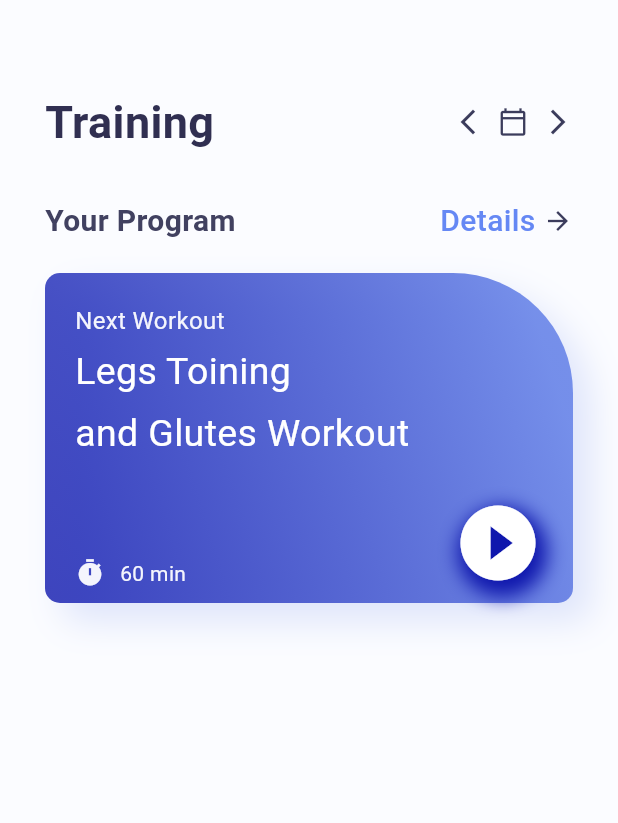
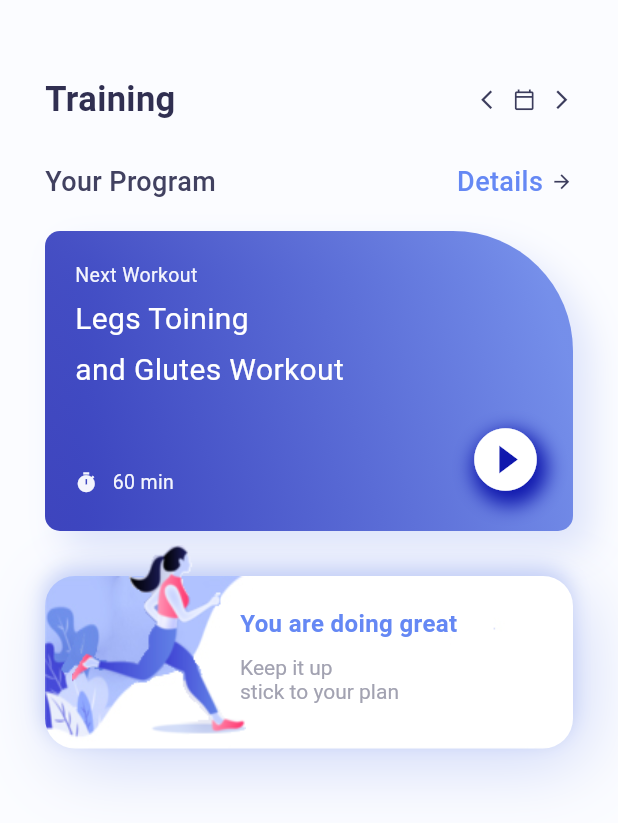
Before and after one commit to Abidstic/Flutter_Trainning_App, a Flutter app: the screen it shows after launch, on a phone screen of 412 x 824 dp. Shown: the top 823 px of the screen. Run offline on Flutter 3.47's test engine with Material 2 defaults, Android fonts, the phone set to English and light mode, and no system bars.

Commit message:
added a second shadow box using stack

```diff
--- a/travel_app/lib/home_page.dart
+++ b/travel_app/lib/home_page.dart
@@ -15,7 +15,7 @@ class _HomePageState extends State<HomePage> {
       backgroundColor: customColor.AppColor.homePageBackground,
       body: Container(
         padding: const EdgeInsets.only(
-          top: 60,
+          top: 50,
           left: 30,
           right: 30,
         ),
@@ -26,7 +26,7 @@ class _HomePageState extends State<HomePage> {
                 Text(
                   "Training",
                   style: TextStyle(
-                    fontSize: 30,
+                    fontSize: 23,
                     fontWeight: FontWeight.bold,
                     color: customColor.AppColor.homePageTitle,
                   ),
@@ -36,7 +36,7 @@ class _HomePageState extends State<HomePage> {
                 ),
                 Icon(
                   Icons.arrow_back_ios_new,
-                  size: 20,
+                  size: 15,
                   color: customColor.AppColor.homePageIcons,
                 ),
                 const SizedBox(
@@ -44,7 +44,7 @@ class _HomePageState extends State<HomePage> {
                 ),
                 Icon(
                   Icons.calendar_today_outlined,
-                  size: 20,
+                  size: 15,
                   color: customColor.AppColor.homePageIcons,
                 ),
                 const SizedBox(
@@ -52,19 +52,19 @@ class _HomePageState extends State<HomePage> {
                 ),
                 Icon(
                   Icons.arrow_forward_ios,
-                  size: 20,
+                  size: 15,
                   color: customColor.AppColor.homePageIcons,
                 ),
               ],
             ),
-            const SizedBox(height: 30),
+            const SizedBox(height: 25),
             Row(
               children: [
                 Text(
                   "Your Program",
                   style: TextStyle(
-                    fontSize: 20,
-                    fontWeight: FontWeight.w600,
+                    fontSize: 18,
+                    fontWeight: FontWeight.w500,
                     color: customColor.AppColor.homePageSubtitle,
                   ),
                 ),
@@ -74,7 +74,7 @@ class _HomePageState extends State<HomePage> {
                 Text(
                   "Details",
                   style: TextStyle(
-                    fontSize: 20,
+                    fontSize: 18,
                     fontWeight: FontWeight.w500,
                     color: customColor.AppColor.homePageDetail,
                   ),
@@ -84,7 +84,7 @@ class _HomePageState extends State<HomePage> {
                 ),
                 Icon(
                   Icons.arrow_forward_outlined,
-                  size: 20,
+                  size: 15,
                   color: customColor.AppColor.homePageIcons,
                 ),
               ],
@@ -92,7 +92,7 @@ class _HomePageState extends State<HomePage> {
             const SizedBox(height: 20),
             Container(
               width: MediaQuery.of(context).size.width,
-              height: 220,
+              height: 200,
               decoration: BoxDecoration(
                 gradient: LinearGradient(
                   colors: [
@@ -128,7 +128,7 @@ class _HomePageState extends State<HomePage> {
                     Text(
                       "Next Workout",
                       style: TextStyle(
-                        fontSize: 16,
+                        fontSize: 13,
                         color: customColor.AppColor.homePageContainerTextSmall,
                       ),
                     ),
@@ -136,7 +136,7 @@ class _HomePageState extends State<HomePage> {
                     Text(
                       "Legs Toining",
                       style: TextStyle(
-                        fontSize: 25,
+                        fontSize: 20,
                         color: customColor.AppColor.homePageContainerTextBig,
                       ),
                     ),
@@ -144,11 +144,11 @@ class _HomePageState extends State<HomePage> {
                     Text(
                       "and Glutes Workout",
                       style: TextStyle(
-                        fontSize: 25,
+                        fontSize: 20,
                         color: customColor.AppColor.homePageContainerTextBig,
                       ),
                     ),
-                    const SizedBox(height: 25),
+                    const SizedBox(height: 20),
                     Row(
                       crossAxisAlignment: CrossAxisAlignment.end,
                       children: [
@@ -156,7 +156,7 @@ class _HomePageState extends State<HomePage> {
                           children: [
                             Icon(
                               Icons.timer,
-                              size: 20,
+                              size: 15,
                               color: customColor
                                   .AppColor.homePageContainerTextSmall,
                             ),
@@ -164,7 +164,7 @@ class _HomePageState extends State<HomePage> {
                             Text(
                               "60 min",
                               style: TextStyle(
-                                fontSize: 14,
+                                fontSize: 13,
                                 color: customColor
                                     .AppColor.homePageContainerTextSmall,
                               ),
@@ -174,7 +174,7 @@ class _HomePageState extends State<HomePage> {
                         Expanded(child: Container()),
                         Container(
                           decoration: BoxDecoration(
-                            borderRadius: BorderRadius.circular(60),
+                            borderRadius: BorderRadius.circular(50),
                             boxShadow: [
                               BoxShadow(
                                 color: customColor.AppColor.gradientFirst,
@@ -185,7 +185,7 @@ class _HomePageState extends State<HomePage> {
                           ),
                           child: Icon(
                             Icons.play_circle_fill,
-                            size: 60,
+                            size: 50,
                             color:
                                 customColor.AppColor.homePageContainerTextBig,
                           ),
@@ -196,6 +196,91 @@ class _HomePageState extends State<HomePage> {
                 ),
               ),
             ),
+            const SizedBox(height: 5),
+            Container(
+              height: 175,
+              width: MediaQuery.of(context).size.width,
+              child: Stack(
+                children: [
+                  Container(
+                    width: MediaQuery.of(context).size.width,
+                    margin: const EdgeInsets.only(top: 25),
+                    height: 115,
+                    decoration: BoxDecoration(
+                      borderRadius: BorderRadius.circular(20),
+                      image: const DecorationImage(
+                        image: AssetImage("assets/card.jpg"),
+                        fit: BoxFit.fill,
+                      ),
+                      boxShadow: [
+                        BoxShadow(
+                          blurRadius: 40,
+                          offset: const Offset(8, 10),
+                          color: customColor.AppColor.gradientSecond
+                              .withOpacity(0.3),
+                        ),
+                        BoxShadow(
+                          blurRadius: 10,
+                          offset: const Offset(-1, -5),
+                          color: customColor.AppColor.gradientSecond
+                              .withOpacity(0.3),
+                        ),
+                      ],
+                    ),
+                  ),
+                  Container(
+                    height: 200,
+                    width: MediaQuery.of(context).size.width,
+                    margin: const EdgeInsets.only(
+                      right: 200,
+                      bottom: 40,
+                    ),
+                    decoration: BoxDecoration(
+                      borderRadius: BorderRadius.circular(20),
+                      image: const DecorationImage(
+                        image: AssetImage("assets/figure.png"),
+                      ),
+                    ),
+                  ),
+                  Container(
+                    width: double.maxFinite,
+                    height: 100,
+                    margin: const EdgeInsets.only(
+                      left: 130,
+                      top: 45,
+                    ),
+                    child: Column(
+                      crossAxisAlignment: CrossAxisAlignment.start,
+                      children: [
+                        Text(
+                          "You are doing great",
+                          style: TextStyle(
+                            fontSize: 16,
+                            fontWeight: FontWeight.bold,
+                            color: customColor.AppColor.homePageDetail,
+                          ),
+                        ),
+                        const SizedBox(height: 10),
+                        RichText(
+                          text: TextSpan(
+                            text: "Keep it up\n",
+                            style: TextStyle(
+                              color: customColor.AppColor.homePagePlanColor,
+                              fontSize: 14,
+                            ),
+                            children: const [
+                              TextSpan(
+                                text: "stick to your plan",
+                              )
+                            ],
+                          ),
+                        ),
+                      ],
+                    ),
+                  ),
+                ],
+              ),
+            ),
           ],
         ),
       ),
```
